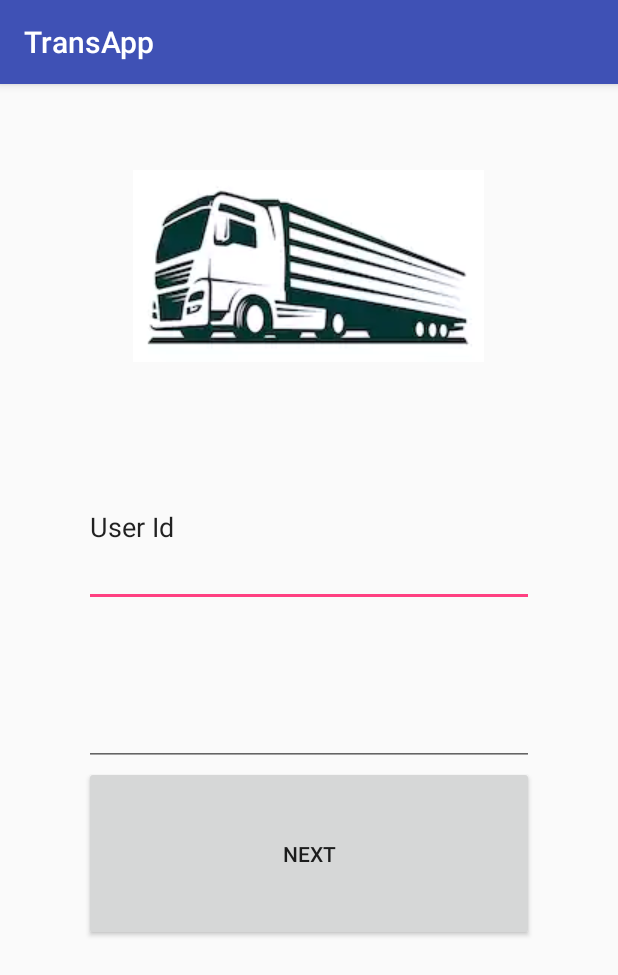
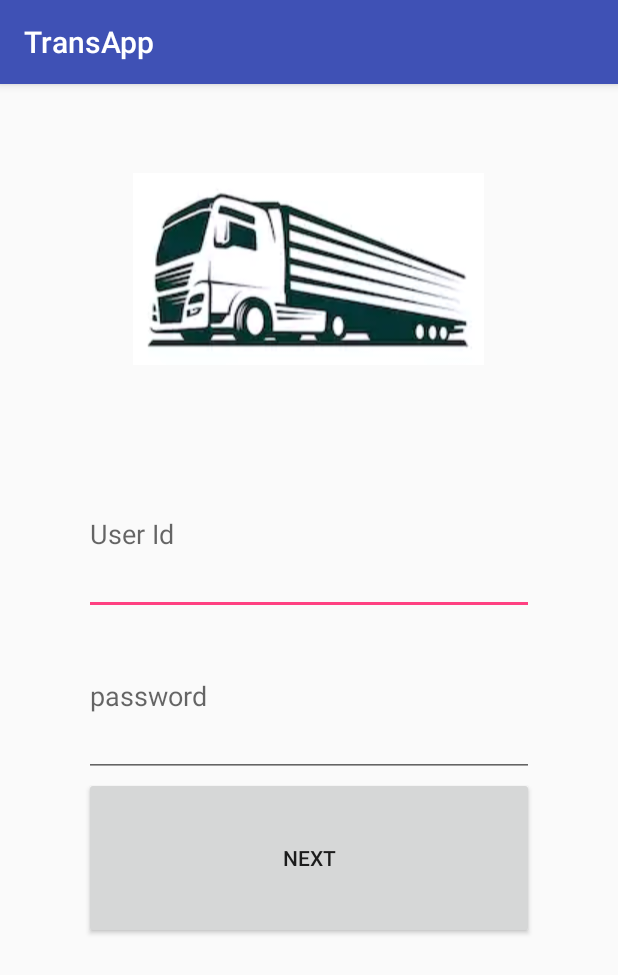
Before and after one commit to maheshshelke/AndroidLearning, an Android app: the screen it shows after launch (MainActivity), on a phone screen of 412 x 824 dp. Shown: the top 975 px of the screen. Run offline under Robolectric (Android 15) with nearby library versions, the phone set to English and light mode, and no system bars; our stand-ins replace Room's generated code.

Commit message:
Login functionality, Room database api

```diff
--- a/TransApp/app/src/main/java/in/co/phoenixenterprise/transapp/MainActivity.java
+++ b/TransApp/app/src/main/java/in/co/phoenixenterprise/transapp/MainActivity.java
@@ -1,13 +1,72 @@
 package in.co.phoenixenterprise.transapp;
 
+import android.database.sqlite.SQLiteException;
+import android.os.Bundle;
 import android.support.v7.app.AppCompatActivity;
-import android.os.Bundle;
+import android.util.Log;
+import android.view.View;
+import android.widget.EditText;
+import android.widget.Toast;
+
+import in.co.phoenixenterprise.transapp.dao.TransAppDatabase;
+import in.co.phoenixenterprise.transapp.entity.Credentials;
+import in.co.phoenixenterprise.transapp.events.UserIdChangeWatcher;
+import in.co.phoenixenterprise.transapp.services.LoginService;
 
 public class MainActivity extends AppCompatActivity {
+
+    private EditText editTextUserId;
+    private EditText editTextPassword;
+
 
     @Override
     protected void onCreate(Bundle savedInstanceState) {
         super.onCreate(savedInstanceState);
         setContentView(R.layout.activity_main);
+
+        editTextUserId = (EditText)findViewById(R.id.editTextLoginId);
+        editTextPassword = (EditText)findViewById(R.id.editTextPassword);
+
+        editTextUserId.addTextChangedListener(new UserIdChangeWatcher());
+
+        initDB();
+    }
+
+    private void initDB(){
+
+
+        // insert credentials
+        new Thread(new Runnable() {
+            @Override
+            public void run() {
+                Credentials credentials = new Credentials();
+                credentials.setId(1);
+                credentials.setUserId("mahesh");
+                credentials.setPassword("mahesh123");
+
+                try {
+                    TransAppDatabase transAppDatabase = TransAppDatabase.getDatabase(getApplicationContext());
+                    transAppDatabase.credentialsDao().insertCredentials(credentials);
+                }catch (SQLiteException e){
+                    Log.e("TransApp", "Exception while inserting record in credentials table. Error: "+e.getMessage());
+                }
+                Log.d("TransApp","Inserting credentials in db");
+            }
+        }).start();
+    }
+
+    public void loginUserClick(View view){
+        String userId = editTextUserId.getText().toString();
+        String password = editTextPassword.getText().toString();
+
+        Log.d("TransApp","Trying to login with userId: "+userId+" ,Password: "+password);
+
+        if(LoginService.loginUser(userId,password)){
+            Log.d("TransApp","Login successful");
+        }else{
+            Log.d("TransApp","Login failed");
+            Toast.makeText(this, "Login Failed",
+                    Toast.LENGTH_LONG).show();
+        }
     }
 }
--- /dev/null
+++ b/TransApp/app/src/main/java/in/co/phoenixenterprise/transapp/dao/CredentialsDao.java
@@ -0,0 +1,27 @@
+package in.co.phoenixenterprise.transapp.dao;
+
+import android.arch.persistence.room.Dao;
+import android.arch.persistence.room.Delete;
+import android.arch.persistence.room.Insert;
+import android.arch.persistence.room.Query;
+import android.arch.persistence.room.Update;
+
+import in.co.phoenixenterprise.transapp.entity.Credentials;
+
+@Dao
+public interface CredentialsDao {
+
+    @Insert //(onConflict = OnConflictStrategy.REPLACE)
+    public void insertCredentials(Credentials... credentials);
+
+
+    @Query("SELECT * FROM credentials WHERE userId like :userId")
+    public Credentials[] loadCredentialsOfUserId(String userId);
+
+    @Update
+    void updateCredentials(Credentials credentials);
+
+    @Delete
+    void deleteCredentials(Credentials credentials);
+
+}
--- /dev/null
+++ b/TransApp/app/src/main/java/in/co/phoenixenterprise/transapp/dao/TransAppDatabase.java
@@ -0,0 +1,27 @@
+package in.co.phoenixenterprise.transapp.dao;
+
+import android.arch.persistence.room.Database;
+import android.arch.persistence.room.Room;
+import android.arch.persistence.room.RoomDatabase;
+import android.content.Context;
+
+import in.co.phoenixenterprise.transapp.entity.Credentials;
+
+@Database(entities = {Credentials.class}, version = 2, exportSchema = false)
+public abstract class TransAppDatabase extends RoomDatabase {
+    private static TransAppDatabase INSTANCE;
+
+    public abstract CredentialsDao credentialsDao();
+
+    public static TransAppDatabase getDatabase(final Context context){
+        if(INSTANCE == null){
+            INSTANCE = Room.databaseBuilder(context.getApplicationContext(),TransAppDatabase.class,"transapp_db")
+                    .fallbackToDestructiveMigration().build();
+        }
+        return INSTANCE;
+    }
+
+    public static TransAppDatabase getDatabase(){
+        return INSTANCE;
+    }
+}
--- /dev/null
+++ b/TransApp/app/src/main/java/in/co/phoenixenterprise/transapp/entity/Credentials.java
@@ -0,0 +1,51 @@
+package in.co.phoenixenterprise.transapp.entity;
+
+import android.arch.persistence.room.Entity;
+import android.arch.persistence.room.PrimaryKey;
+
+@Entity
+public class Credentials {
+
+    @PrimaryKey(autoGenerate = true)
+    private int id;
+
+    private String userId;
+    private String password;
+
+
+    public Credentials() {
+    }
+
+    public int getId() {
+        return id;
+    }
+
+    public void setId(int id) {
+        this.id = id;
+    }
+
+    public String getUserId() {
+        return userId;
+    }
+
+    public void setUserId(String userId) {
+        this.userId = userId;
+    }
+
+    public String getPassword() {
+        return password;
+    }
+
+    public void setPassword(String password) {
+        this.password = password;
+    }
+
+    @Override
+    public String toString() {
+        return "Credentials{" +
+                "id=" + id +
+                ", userId='" + userId + '\'' +
+                ", password='" + password + '\'' +
+                '}';
+    }
+}
--- a/TransApp/app/src/main/res/layout/activity_main.xml
+++ b/TransApp/app/src/main/res/layout/activity_main.xml
@@ -17,30 +17,32 @@
 
 
     <EditText
-        android:id="@+id/editText"
+        android:id="@+id/editTextLoginId"
         android:layout_width="300dp"
         android:layout_height="10dp"
         android:layout_gravity="center_horizontal"
         android:layout_weight="1"
         android:ems="10"
         android:inputType="textPersonName"
-        android:text="User Id" />
+        android:hint="User Id" />
 
     <EditText
-        android:id="@+id/editText2"
+        android:id="@+id/editTextPassword"
         android:layout_width="300dp"
         android:layout_height="10dp"
         android:layout_weight="1"
         android:ems="10"
         android:layout_gravity="center_horizontal"
+        android:hint="password"
         android:inputType="textPassword" />
 
     <Button
         android:id="@+id/button2"
         android:layout_width="300dp"
-        android:layout_height="20dp"
+        android:layout_height="10dp"
         android:layout_weight="1"
         android:layout_gravity="center_horizontal"
+        android:onClick="loginUserClick"
         android:text="Next" />
 
 
--- a/TransApp/build.gradle
+++ b/TransApp/build.gradle
@@ -12,6 +12,7 @@ buildscript {
 
         // NOTE: Do not place your application dependencies here; they belong
         // in the individual module build.gradle files
+
     }
 }
 
```
Also changed, not shown: TransApp/app/build.gradle (+16 -0 lines), TransApp/app/src/main/java/in/co/phoenixenterprise/transapp/events/UserIdChangeWatcher.java (added, +23 -0 lines), TransApp/app/src/main/java/in/co/phoenixenterprise/transapp/services/LoginService.java (added, +37 -0 lines).
